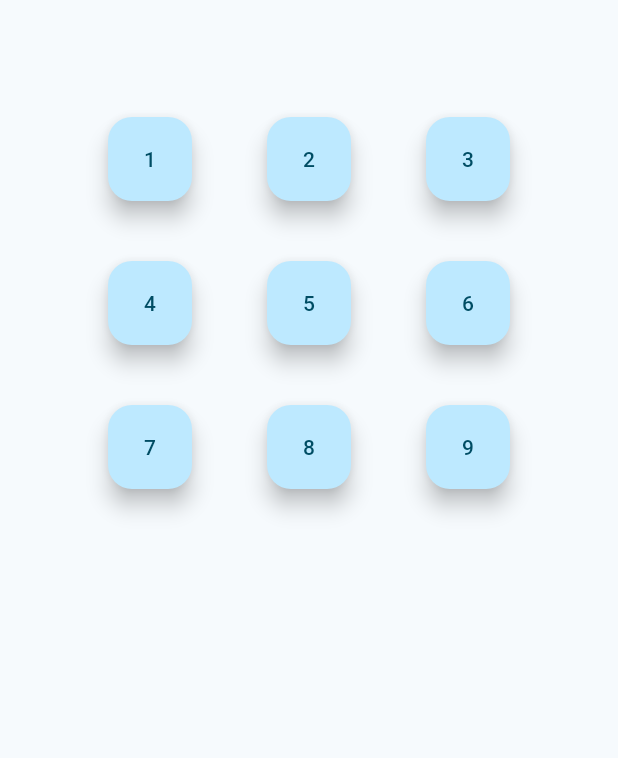
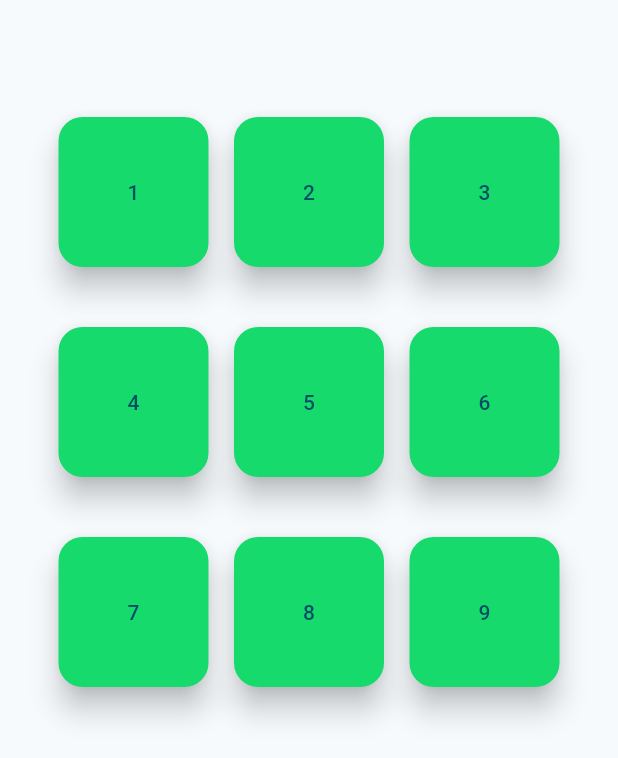
Before and after one commit to AshnahKhalidKhan/App-Dev, a Flutter app: the screen it shows after launch, on a phone screen of 412 x 824 dp. Shown: the top 758 px of the screen. Run offline on Flutter 3.47's test engine with Material 2 defaults, Android fonts, the phone set to English and light mode, and no system bars.

Commit message:
Styled buttonsssss

```diff
--- a/Flutter Lab 2/lib/Widget/NumrahKeypad.dart
+++ b/Flutter Lab 2/lib/Widget/NumrahKeypad.dart
@@ -39,20 +39,44 @@ Widget _keypadThreeRowButtons(int n1, int n2, int n3)
       mainAxisAlignment: MainAxisAlignment.spaceEvenly,
       children:
       [
-        FloatingActionButton
+        SizedBox
+        (
+          width: 100,
+          height: 100,
+          child: FloatingActionButton
           (
             onPressed: () {},
             child: Text(n1.toString()),
+            elevation: 8,
+            hoverColor: Color.fromARGB(255, 14, 91, 47),
+            backgroundColor: Color.fromARGB(255, 22, 219, 108),
           ),
-        FloatingActionButton
+        ),
+        SizedBox
+        (
+          width: 100,
+          height: 100,
+          child: FloatingActionButton
           (
             onPressed: () {},
             child: Text(n2.toString()),
+            elevation: 8,
+            hoverColor: Color.fromARGB(255, 14, 91, 47),
+            backgroundColor: Color.fromARGB(255, 22, 219, 108),
           ),
-        FloatingActionButton
+        ),
+        SizedBox
+        (
+          width: 100,
+          height: 100,
+          child: FloatingActionButton
           (
             onPressed: () {},
             child: Text(n3.toString()),
+            elevation: 8,
+            hoverColor: Color.fromARGB(255, 14, 91, 47),
+            backgroundColor: Color.fromARGB(255, 22, 219, 108),
+          ),
         ),
       ],
     ),
```
Lines whose indentation alone changed are shown as unchanged.
